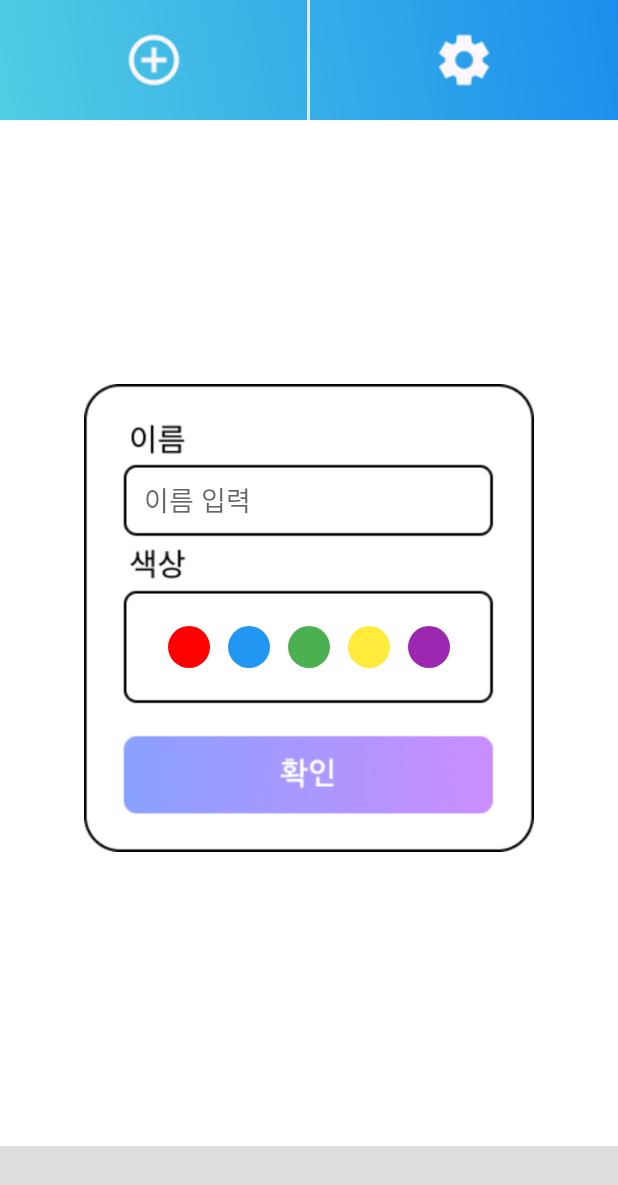
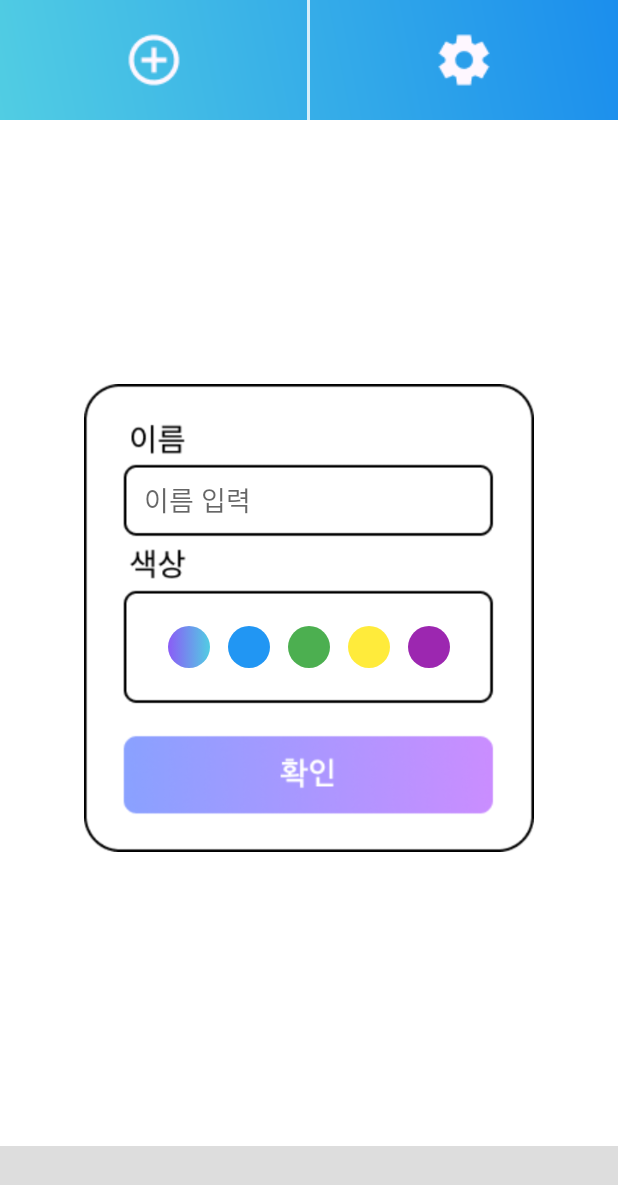
Before and after one commit to LibrumLego/Clicker, an Android app: the screen it shows after launch (MainActivity), after a tap on "추가 버튼", on a phone screen of 412 x 824 dp. Shown: the top 1185 px of the screen. Run offline under Robolectric (Android 15) with nearby library versions, the phone set to English and light mode, and no system bars.

Commit message:
색상 수정 1차

```diff
--- a/app/src/main/res/drawable/circle_color_red.xml
+++ b/app/src/main/res/drawable/circle_color_red.xml
@@ -3,14 +3,23 @@
     <!-- 선택됨 -->
     <item android:state_selected="true">
         <shape android:shape="oval">
-            <solid android:color="#FF0000"/>
+            <gradient
+                android:type="linear"
+                android:angle="0"
+                android:startColor="#8B5CF6"
+                android:endColor="#51CDE3"/>
             <stroke android:width="4dp" android:color="#000000"/> <!-- 검은 테두리 -->
         </shape>
     </item>
+
     <!-- 기본 -->
     <item>
         <shape android:shape="oval">
-            <solid android:color="#FF0000"/>
+            <gradient
+                android:type="linear"
+                android:angle="0"
+                android:startColor="#8B5CF6"
+                android:endColor="#51CDE3"/>
         </shape>
     </item>
 </selector>
```
